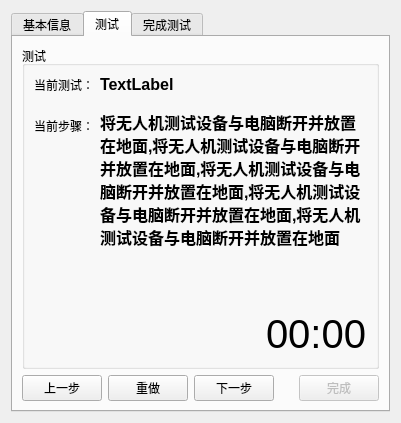
MWTJC/Gnss_on_UAV_GUI, file PySideApp/build_src/ui/TestRunnerUI.ui: the form before one commit.
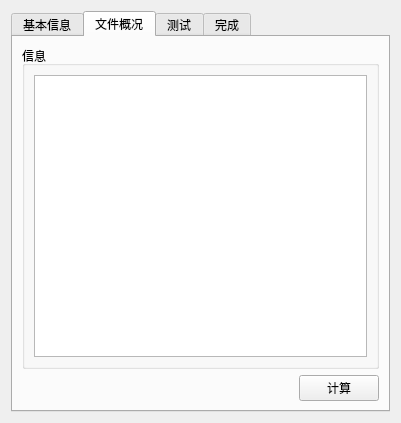
The form after the commit. Icons and pictures are not drawn.

Diff of the .ui file:
```diff
--- a/PySideApp/build_src/ui/TestRunnerUI.ui
+++ b/PySideApp/build_src/ui/TestRunnerUI.ui
@@ -115,6 +115,55 @@
        </item>
       </layout>
      </widget>
+     <widget class="QWidget" name="tab_localfile">
+      <attribute name="title">
+       <string>文件概况</string>
+      </attribute>
+      <layout class="QVBoxLayout" name="verticalLayout_6">
+       <item>
+        <widget class="QGroupBox" name="groupBox_info_localfile">
+         <property name="sizePolicy">
+          <sizepolicy hsizetype="Preferred" vsizetype="Expanding">
+           <horstretch>0</horstretch>
+           <verstretch>0</verstretch>
+          </sizepolicy>
+         </property>
+         <property name="title">
+          <string>信息</string>
+         </property>
+         <layout class="QVBoxLayout" name="verticalLayout_7">
+          <item>
+           <widget class="QTextEdit" name="textEdit_info"/>
+          </item>
+         </layout>
+        </widget>
+       </item>
+       <item>
+        <layout class="QHBoxLayout" name="horizontalLayout_3">
+         <item>
+          <spacer name="horizontalSpacer_4">
+           <property name="orientation">
+            <enum>Qt::Orientation::Horizontal</enum>
+           </property>
+           <property name="sizeHint" stdset="0">
+            <size>
+             <width>40</width>
+             <height>20</height>
+            </size>
+           </property>
+          </spacer>
+         </item>
+         <item>
+          <widget class="QPushButton" name="pushButton_calcu_file">
+           <property name="text">
+            <string>计算</string>
+           </property>
+          </widget>
+         </item>
+        </layout>
+       </item>
+      </layout>
+     </widget>
      <widget class="QWidget" name="tab_test_runner">
       <attribute name="title">
        <string>测试</string>
@@ -285,7 +334,7 @@
      </widget>
      <widget class="QWidget" name="tab_test_over">
       <attribute name="title">
-       <string>完成测试</string>
+       <string>完成</string>
       </attribute>
       <layout class="QVBoxLayout" name="verticalLayout_5">
        <item>
```
Left out of the diff: 7 changed lines with no effect on the pictures.
